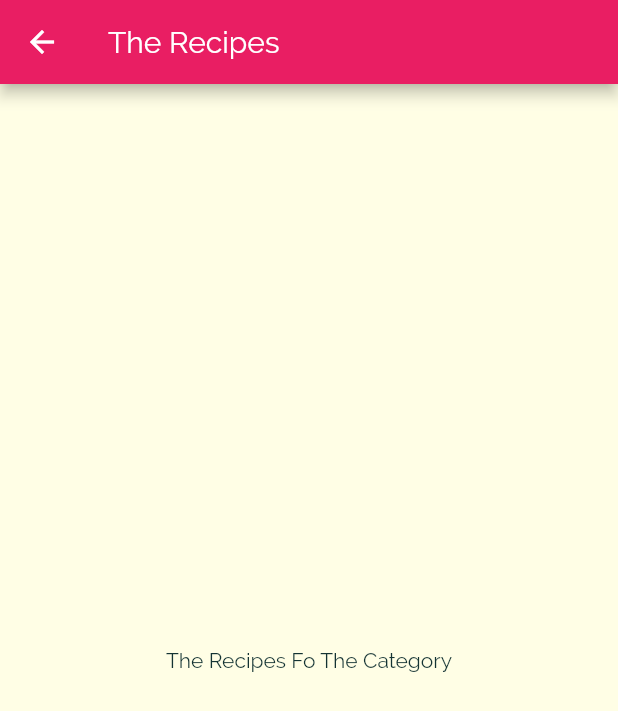
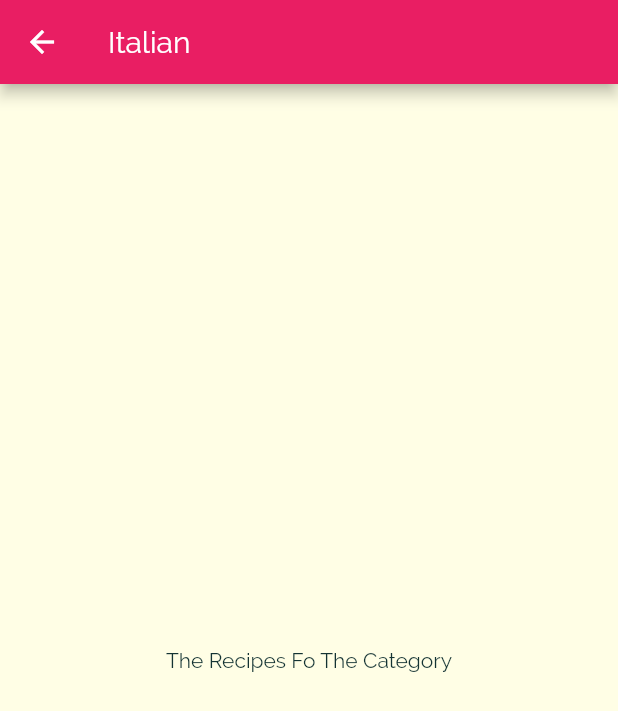
Before and after one commit to Shadow-250/Meal-app, a Flutter app: the screen it shows after launch, after a tap on "Italian", on a phone screen of 412 x 824 dp. Shown: the top 711 px of the screen. Run offline on Flutter 3.47's test engine with Material 2 defaults, Android fonts, the phone set to English and light mode, and no system bars.

Commit message:
Passing data via constructor

```diff
--- a/lib/categories_item.dart
+++ b/lib/categories_item.dart
@@ -5,15 +5,16 @@ import 'package:flutter/material.dart';
 import './category_meals_screen.dart';
 
 class CategoryItem extends StatelessWidget {
+  final String id;
   final String title;
   final Color color;
 
-  CategoryItem(this.title, this.color);
+  CategoryItem(this.id, this.title, this.color);
 
   void selectCatogory(BuildContext ctx){
     Navigator.of(ctx).push(MaterialPageRoute(
       builder: (_){
-        return CategoryMealsScreen();
+        return CategoryMealsScreen(id, title);
       }
     ));
   }
--- a/lib/categories_screen.dart
+++ b/lib/categories_screen.dart
@@ -19,7 +19,7 @@ class CategoriesScreen extends StatelessWidget {
           crossAxisSpacing: 20,
           mainAxisSpacing: 20,
         ),
-      children: DUMMY_CATEGORIES.map((catData) => CategoryItem(catData.title, catData.color)).toList(),
+      children: DUMMY_CATEGORIES.map((catData) => CategoryItem(catData.id, catData.title, catData.color)).toList(),
       ),
     );
   }
--- a/lib/category_meals_screen.dart
+++ b/lib/category_meals_screen.dart
@@ -1,11 +1,19 @@
 import 'package:flutter/material.dart';
 
 class CategoryMealsScreen extends StatelessWidget {
+  final String categoryId;
+  final String categoryTitle;
+
+  CategoryMealsScreen(
+    this.categoryId,
+    this.categoryTitle
+  );
+
   @override
   Widget build(BuildContext context) {
     return Scaffold(
       appBar: AppBar(
-        title: Text('The Recipes'),
+        title: Text(categoryTitle),
       ),
       body: Center(
         child: Text(
```
